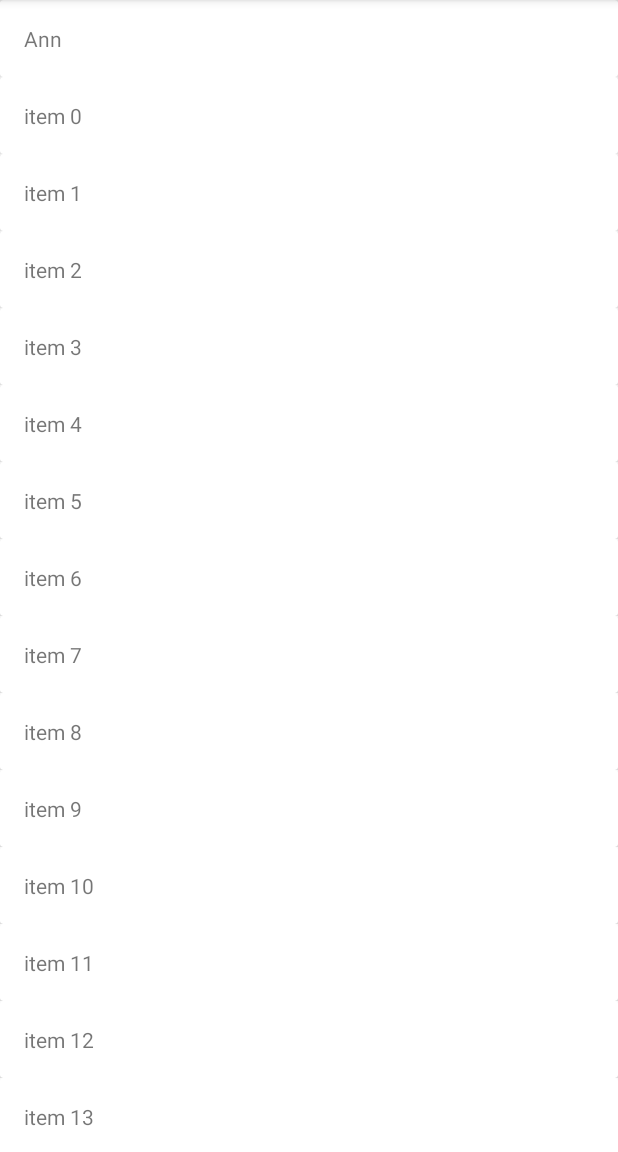
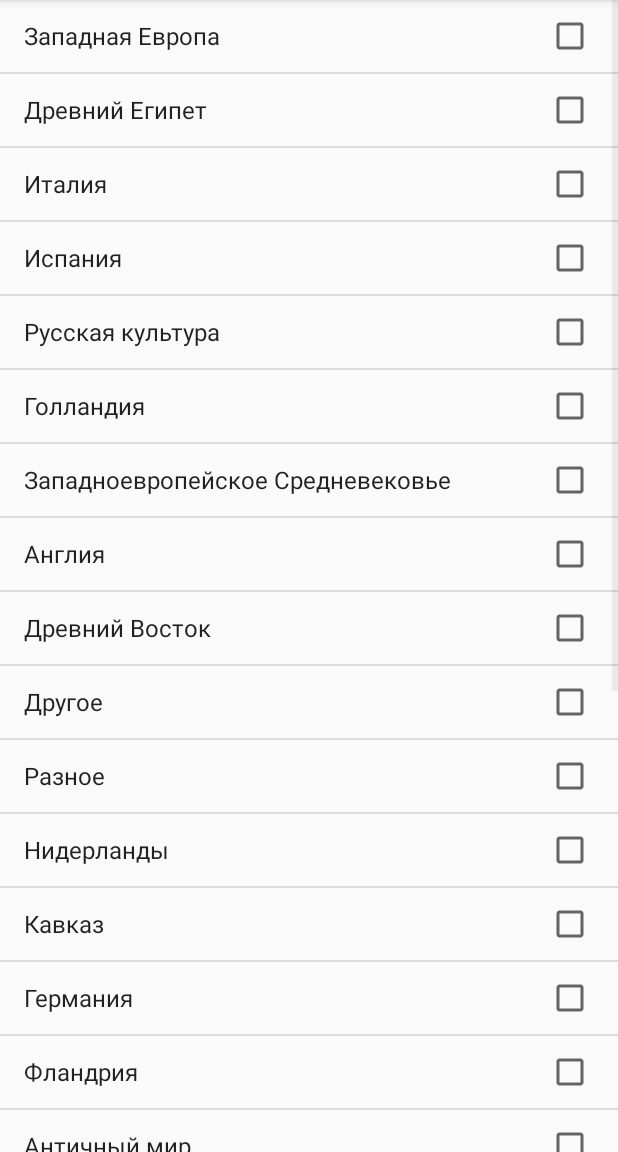
Before and after one commit to DrozdikGleb/VKHackathon, an Android app: the ListRooms screen opened directly, with no data from a screen before it, on a phone screen of 412 x 824 dp, the part 84-1236 px from its top. Run offline under Robolectric (Android 15) with nearby library versions, the phone set to English and light mode, and no system bars.

Commit message:
Add - button for wings

```diff
--- a/app/src/main/java/com/glebdrozdov/vkhackathon/ListRooms.java
+++ b/app/src/main/java/com/glebdrozdov/vkhackathon/ListRooms.java
@@ -1,61 +1,115 @@
 package com.glebdrozdov.vkhackathon;
 
+import android.os.Bundle;
 import android.support.v7.app.AppCompatActivity;
-import android.os.Bundle;
-import android.support.v7.widget.LinearLayoutManager;
-import android.support.v7.widget.RecyclerView;
 import android.view.View;
+import android.widget.AdapterView;
 import android.widget.ArrayAdapter;
 import android.widget.Button;
+import android.widget.CheckedTextView;
 import android.widget.ListView;
 
 import java.util.ArrayList;
+import java.util.Arrays;
+import java.util.HashMap;
+import java.util.HashSet;
 import java.util.List;
+import java.util.Set;
 
 public class ListRooms extends AppCompatActivity {
 
 
-    private List<Wings> persons;
-    private RecyclerView rv;
+    HashMap<String, List<Integer>> hm = new HashMap<>();
+    Set<String> chosen = new HashSet<>();
     private Button btn;
+
+
+    private void initMs() {
+        hm.put("Древности Сибири", Arrays.asList(26, 28, 29, 30, 31, 32));
+        hm.put("Средняя Азия", Arrays.asList(38, 39, 40, 46, 47, 48, 49, 50, 51, 52, 53, 54));
+        hm.put("Античный мир", Arrays.asList(101, 102, 107, 108, 109, 110, 111, 112, 113, 114, 115, 116, 117, 121, 127, 128, 129, 130, 131));
+        hm.put("Кавказ", Arrays.asList(55, 56, 57, 58, 59, 60, 61, 62, 63));
+        hm.put("Древний Египет", Arrays.asList(100));
+        hm.put("Древнейшие памятники Евразии", Arrays.asList(11, 12, 13, 14, 15, 16, 17, 18, 19, 20, 21, 22, 23, 24, 27, 33));
+        hm.put("Древний Восток", Arrays.asList(89, 90));
+        hm.put("Русская культура", Arrays.asList(147, 148, 149, 150, 151, 153, 157, 158, 159, 160, 161, 162, 163, 164, 165, 166, 167, 168, 169, 170, 171, 172, 173, 174, 175, 176, 177, 178, 179, 180, 181, 182, 183, 184, 185, 186, 187));
+        hm.put("Дворцовые интерьеры", Arrays.asList(155, 156, 188, 189, 190, 191, 192, 193, 194, 195, 196, 197, 198, 204, 260, 270, 271, 282, 289, 304, 305, 307, 308));
+        hm.put("Франция", Arrays.asList(272, 275, 278, 279, 280, 282, 283, 284, 285, 286, 287, 288, 290, 291, 292, 293, 294, 295, 296, 297));
+        hm.put("Испания", Arrays.asList(239, 240));
+        hm.put("Германия", Arrays.asList(263, 266, 267, 268));
+        hm.put("Англия", Arrays.asList(298, 299, 300));
+        hm.put("Фландрия", Arrays.asList(245, 246, 247));
+        hm.put("Голландия", Arrays.asList(249, 250, 251, 252, 253, 254));
+        hm.put("Нидерланды", Arrays.asList(248, 258, 261, 262));
+        hm.put("Италия", Arrays.asList(207, 208, 209, 210, 211, 212, 213, 214, 215, 216, 217, 218, 219, 220, 221, 223, 224, 227, 228, 229, 230, 231, 232, 233, 234, 235, 236, 237, 238));
+        hm.put("Западноевропейское Средневековье", Arrays.asList(259));
+        hm.put("Западноевропейское Оружие", Arrays.asList(243));
+        hm.put("Разное", Arrays.asList(143, 144, 145, 146, 152, 200, 202, 203, 206, 302, 269, 255, 256, 257, 241, 244));
+        hm.put("Эрмитажный театр", Arrays.asList(225));
+        hm.put("Западная Европа", Arrays.asList(334, 335, 336, 337, 338, 339, 340, 341, 342));
+        hm.put("Франция 20 век", Arrays.asList(314, 315, 316, 317, 318, 319, 320, 321, 322, 323, 324, 325, 326, 328, 330, 331, 332, 333, 343, 344, 345, 347, 348, 349, 350));
+        hm.put("Византия и страны Востока", Arrays.asList(381, 382, 383, 384, 387, 388, 389, 390, 391, 392, 393, 394, 395, 396, 397));
+        hm.put("Дальний Восток и Центральная Азия", Arrays.asList(351, 352, 353, 354, 355, 356, 357, 358, 376, 375, 368, 369, 370, 359, 360, 361, 362, 363, 364, 365, 366, 367));
+        hm.put("Другое", Arrays.asList(398, 399, 400));
+
+    }
 
     @Override
     protected void onCreate(Bundle savedInstanceState) {
         super.onCreate(savedInstanceState);
         setContentView(R.layout.list_rooms);
-
-        rv = (RecyclerView) findViewById(R.id.rv);
-
-        btn = (Button) findViewById(R.id.button123);
-
-        LinearLayoutManager llm = new LinearLayoutManager(this);
-
-        rv.setLayoutManager(llm);
+        initMs();
+        btn = (Button) findViewById(R.id.button5);
+        btn.setVisibility(View.GONE);
 
 
-        persons = new ArrayList<>();
-        persons.add(new Wings("Ann"));
-        for (int i = 0; i < 100; i++) {
-            persons.add(new Wings("item " + i));
+        ListView rv = (ListView) findViewById(R.id.listViewWings);
+
+
+        Set<String> names = hm.keySet();
+        final String[] ms = new String[names.size()];
+        int h = 0;
+        for (String s : names) {
+            ms[h] = s;
+            h++;
         }
-        persons.add(new Wings("Jack"));
-        persons.add(new Wings("Antohhhhha"));
-        initializeAdapter();
+        ArrayAdapter<String> adapter = new ArrayAdapter<>(this,
+                android.R.layout.simple_list_item_multiple_choice, ms);
+
+        rv.setAdapter(adapter);
+        rv.setChoiceMode(ListView.CHOICE_MODE_MULTIPLE);
+        rv.setOnItemClickListener(new AdapterView.OnItemClickListener() {
+            @Override
+            public void onItemClick(AdapterView<?> parent, View view, int position, long id) {
+
+                CheckedTextView check = (CheckedTextView) view;
+                check.setChecked(!check.isChecked());
+                boolean click = !check.isChecked();
+                check.setChecked(click);
+                if (click) {
+                    if (btn.getVisibility() == View.GONE) {
+                        btn.setVisibility(View.VISIBLE);
+                    }
+                    //Toast.makeText(ListRooms.this, ms[position], Toast.LENGTH_SHORT).show();
+                    chosen.add(ms[position]);
+                } else {
+                    if (btn.getVisibility() == View.VISIBLE && chosen.size() == 1) {
+                        btn.setVisibility(View.GONE);
+                    }
+                    chosen.remove(ms[position]);
+                }
+
+            }
+        });
+
+
     }
 
-    RecyclerAdapter adapter;
 
-    private void initializeAdapter() {
-        adapter = new RecyclerAdapter(persons);
-        rv.setAdapter(adapter);
-    }
-
-    public void GOq(View view) {
-        String s = "";
-        for (String i : adapter.qInd) {
-            s += adapter.q.get(i) + " ";
+    public void GoToSpat(View view) {
+        List<Integer> list = new ArrayList<>();
+        for (String i : chosen) {
+            list.addAll(hm.get(i));
         }
-        btn.setText(s);
-
     }
 }
--- a/app/src/main/java/com/glebdrozdov/vkhackathon/RecyclerAdapter.java
+++ /dev/null
@@ -1,73 +0,0 @@
-package com.glebdrozdov.vkhackathon;
-
-import android.graphics.Color;
-import android.support.v7.widget.CardView;
-import android.support.v7.widget.RecyclerView;
-import android.util.Log;
-import android.view.LayoutInflater;
-import android.view.View;
-import android.view.ViewGroup;
-import android.widget.ImageView;
-import android.widget.TextView;
-import android.widget.Toast;
-
-import java.util.ArrayList;
-import java.util.HashMap;
-import java.util.HashSet;
-import java.util.List;
-
-public class RecyclerAdapter extends RecyclerView.Adapter<RecyclerAdapter.PersonViewHolder>{
-    @Override
-    public PersonViewHolder onCreateViewHolder(ViewGroup viewGroup, int i) {
-        View v = LayoutInflater.from(viewGroup.getContext()).inflate(R.layout.item_1, viewGroup, false);
-        return new PersonViewHolder(v);
-    }
-
-    private List<Wings> persons;
-    RecyclerAdapter(List<Wings> persons){
-        this.persons = persons;
-    }
-
-    @Override
-    public void onAttachedToRecyclerView(RecyclerView recyclerView) {
-        super.onAttachedToRecyclerView(recyclerView);
-    }
-
-    public HashMap<String, Integer> q = new HashMap<>();
-    public HashSet<String> qInd = new HashSet<>();
-    @Override
-    public void onBindViewHolder(final PersonViewHolder holder, final int i) {
-        holder.personName.setText(persons.get(i).name);
-
-        holder.itemView.setOnClickListener(new View.OnClickListener() {
-            @Override
-            public void onClick(View v) {
-                String id  = holder.personName.getText().toString();
-                if(q.containsKey(id)){
-                    q.remove(id);
-                    qInd.remove(id);
-                    holder.cv.setBackgroundColor(Color.parseColor("#ffffff"));
-                }else{
-                    q.put(id, i);
-                    qInd.add(id);
-                    holder.cv.setBackgroundColor(Color.parseColor("#ffecb3"));
-                }
-            }
-        });
-    }
-
-    @Override
-    public int getItemCount() {
-        return persons.size();
-    }
-
-    public static class PersonViewHolder extends RecyclerView.ViewHolder {
-        CardView cv;
-        TextView personName;
-        PersonViewHolder(View itemView) {
-            super(itemView);
-            cv = (CardView)itemView.findViewById(R.id.cv);
-            personName = (TextView)itemView.findViewById(R.id.categories);
-        }
-    }
-}
--- a/app/src/main/java/com/glebdrozdov/vkhackathon/RouterActivity.java
+++ b/app/src/main/java/com/glebdrozdov/vkhackathon/RouterActivity.java
@@ -26,7 +26,7 @@ public class RouterActivity extends Activity {
                 finish();
                 break;
             case R.id.button3:
-                Intent intent3 = new Intent(RouterActivity.this, CategoryActivity.class);
+                Intent intent3 = new Intent(RouterActivity.this, ListRooms.class);
                 startActivity(intent3);
                 break;
             case R.id.button4:
--- /dev/null
+++ b/app/src/main/res/drawable-v21/btn_wings_return.xml
@@ -0,0 +1,14 @@
+<?xml version="1.0" encoding="utf-8"?>
+<ripple xmlns:android="http://schemas.android.com/apk/res/android"
+    android:color="?android:colorControlHighlight">
+
+    <item android:state_pressed="false">
+        <shape android:shape="rectangle">
+            <corners android:radius="5dp"/>
+            <solid android:color="@color/colorSecondary"/>
+        </shape>
+
+    </item>
+
+
+</ripple>
--- /dev/null
+++ b/app/src/main/res/drawable/btn_wings_return.xml
@@ -0,0 +1,14 @@
+<?xml version="1.0" encoding="utf-8"?>
+<selector xmlns:android="http://schemas.android.com/apk/res/android">
+
+    <item android:state_pressed="false">
+        <shape android:shape="rectangle">
+            <corners android:radius="5dp"/>
+            <solid android:color="@color/colorSecondary"/>
+        </shape>
+
+    </item>
+
+
+
+</selector>
--- a/app/src/main/res/layout/activity_rooms.xml
+++ b/app/src/main/res/layout/activity_rooms.xml
@@ -6,6 +6,7 @@
         android:id="@+id/btn"
         android:layout_width="match_parent"
         android:layout_height="wrap_content"
+        android:background="@drawable/btn_wings_return"
         android:text="Составить маршрут">
     </Button>
     <ListView
--- a/app/src/main/res/layout/activity_router.xml
+++ b/app/src/main/res/layout/activity_router.xml
@@ -1,12 +1,15 @@
 <?xml version="1.0" encoding="utf-8"?>
 <LinearLayout xmlns:android="http://schemas.android.com/apk/res/android"
-    android:orientation="vertical" android:layout_width="match_parent"
-    android:layout_height="match_parent">
+    android:layout_width="match_parent"
+    android:layout_height="match_parent"
+    android:orientation="vertical">
 
     <Button
         android:id="@+id/button"
         android:layout_width="match_parent"
         android:layout_height="wrap_content"
+        android:background="@drawable/btn_wings_return"
+
         android:onClick="onClick"
         android:text="Посетить всё" />
 
@@ -20,6 +23,8 @@
         android:id="@+id/button3"
         android:layout_width="match_parent"
         android:layout_height="wrap_content"
+
+        android:background="@drawable/btn_wings_return"
         android:onClick="onClick"
         android:text="Выбрать категории" />
 
@@ -32,7 +37,9 @@
     <Button
         android:id="@+id/button4"
         android:layout_width="match_parent"
+
         android:layout_height="wrap_content"
+        android:background="@drawable/btn_wings_return"
         android:onClick="onClick"
         android:text="Выбрать залы" />
 </LinearLayout>
--- a/app/src/main/res/layout/dialog.xml
+++ b/app/src/main/res/layout/dialog.xml
@@ -31,6 +31,8 @@
         android:layout_height="wrap_content"
         android:layout_marginLeft="20dp"
         android:text="Cancel"
+
+        android:background="@drawable/btn_wings_return"
         android:layout_marginBottom="121dp"
         android:layout_alignParentBottom="true"
         android:layout_alignEnd="@+id/numberPicker3" />
@@ -40,6 +42,8 @@
         android:layout_width="wrap_content"
         android:layout_height="wrap_content"
         android:layout_marginRight="16dp"
+
+        android:background="@drawable/btn_wings_return"
         android:text="Set"
         android:layout_alignBaseline="@+id/button2"
         android:layout_alignBottom="@+id/button2"
--- a/app/src/main/res/layout/item_1.xml
+++ /dev/null
@@ -1,21 +0,0 @@
-<?xml version="1.0" encoding="utf-8"?>
-<LinearLayout xmlns:android="http://schemas.android.com/apk/res/android"
-    android:layout_width="match_parent"
-    android:layout_height="wrap_content">
-
-    <android.support.v7.widget.CardView
-        android:id="@+id/cv"
-        android:layout_width="match_parent"
-        android:layout_height="wrap_content">
-
-        <RelativeLayout
-            android:layout_width="match_parent"
-            android:layout_height="wrap_content"
-            android:padding="16dp">
-            <TextView
-                android:id="@+id/categories"
-                android:layout_width="wrap_content"
-                android:layout_height="wrap_content" />
-        </RelativeLayout>
-    </android.support.v7.widget.CardView>
-</LinearLayout>
--- a/app/src/main/res/layout/list_rooms.xml
+++ b/app/src/main/res/layout/list_rooms.xml
@@ -1,26 +1,23 @@
 <?xml version="1.0" encoding="utf-8"?>
 <LinearLayout xmlns:android="http://schemas.android.com/apk/res/android"
     android:layout_width="match_parent"
+    xmlns:app="http://schemas.android.com/apk/res-auto"
     android:orientation="vertical"
-    android:layout_height="wrap_content"
-    >
-
-
-    <android.support.v7.widget.RecyclerView
-        android:layout_height="wrap_content"
-        android:layout_width="match_parent"
-        android:id="@+id/rv"
-        >
-
-    </android.support.v7.widget.RecyclerView>
+    android:layout_height="wrap_content">
 
 
     <Button
-        android:id="@+id/button123"
+        android:id="@+id/button5"
         android:layout_width="match_parent"
         android:layout_height="wrap_content"
-        android:layout_weight="1"
-        android:text="Go"
-        android:onClick="GOq"/>
+        android:background="@drawable/btn_wings_return"
+        android:onClick="GoToSpat"
+        android:text="Построить" />
+
+    <ListView
+        android:id="@+id/listViewWings"
+        android:layout_width="match_parent"
+        android:layout_height="match_parent" />
+
 
 </LinearLayout>
```
Also changed, not shown: app/src/main/AndroidManifest.xml (+5 -5 lines).
